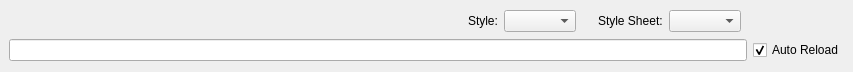
Before: the Qt Designer form Source/SIMPLView/UI_Files/StyleSheetEditor.ui in BlueQuartzSoftware/SIMPLView, drawn with Qt 5.
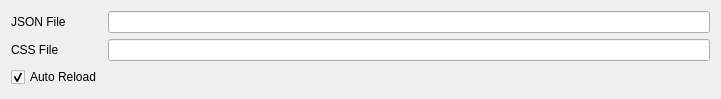
After: the same form once the commit is applied.

Commit message: Improve the StyleSheetEditor dialog to use the 2 files (json and CSS)

Diff of the .ui file:
```diff
--- a/Source/SIMPLView/UI_Files/StyleSheetEditor.ui
+++ b/Source/SIMPLView/UI_Files/StyleSheetEditor.ui
@@ -6,112 +6,43 @@
    <rect>
     <x>0</x>
     <y>0</y>
-    <width>853</width>
-    <height>72</height>
+    <width>721</width>
+    <height>99</height>
    </rect>
   </property>
   <property name="windowTitle">
    <string>Style Editor</string>
   </property>
-  <layout class="QGridLayout">
-   <property name="leftMargin">
-    <number>9</number>
-   </property>
-   <property name="topMargin">
-    <number>9</number>
-   </property>
-   <property name="rightMargin">
-    <number>9</number>
-   </property>
-   <property name="bottomMargin">
-    <number>9</number>
-   </property>
-   <property name="spacing">
-    <number>6</number>
-   </property>
-   <item row="0" column="5">
-    <widget class="QComboBox" name="styleSheetCombo">
-     <property name="currentIndex">
-      <number>-1</number>
-     </property>
-    </widget>
-   </item>
-   <item row="0" column="3">
-    <spacer>
-     <property name="orientation">
-      <enum>Qt::Horizontal</enum>
-     </property>
-     <property name="sizeType">
-      <enum>QSizePolicy::Fixed</enum>
-     </property>
-     <property name="sizeHint" stdset="0">
-      <size>
-       <width>10</width>
-       <height>16</height>
-      </size>
-     </property>
-    </spacer>
-   </item>
-   <item row="0" column="2">
-    <widget class="QComboBox" name="styleCombo">
-     <property name="sizePolicy">
-      <sizepolicy hsizetype="Preferred" vsizetype="Fixed">
-       <horstretch>0</horstretch>
-       <verstretch>0</verstretch>
-      </sizepolicy>
-     </property>
-    </widget>
-   </item>
-   <item row="0" column="1">
-    <widget class="QLabel" name="label_7">
-     <property name="sizePolicy">
-      <sizepolicy hsizetype="Fixed" vsizetype="Preferred">
-       <horstretch>0</horstretch>
-       <verstretch>0</verstretch>
-      </sizepolicy>
-     </property>
-     <property name="text">
-      <string>Style:</string>
-     </property>
-    </widget>
-   </item>
+  <layout class="QGridLayout" name="gridLayout">
    <item row="0" column="0">
-    <spacer>
-     <property name="orientation">
-      <enum>Qt::Horizontal</enum>
+    <widget class="QLabel" name="label_2">
+     <property name="text">
+      <string>JSON File</string>
      </property>
-     <property name="sizeType">
-      <enum>QSizePolicy::MinimumExpanding</enum>
-     </property>
-     <property name="sizeHint" stdset="0">
-      <size>
-       <width>32</width>
-       <height>20</height>
-      </size>
-     </property>
-    </spacer>
+    </widget>
    </item>
-   <item row="0" column="4">
-    <widget class="QLabel" name="label_8">
-     <property name="sizePolicy">
-      <sizepolicy hsizetype="Fixed" vsizetype="Preferred">
-       <horstretch>0</horstretch>
-       <verstretch>0</verstretch>
-      </sizepolicy>
+   <item row="0" column="1">
+    <widget class="QLineEdit" name="jsonFilePath">
+     <property name="text">
+      <string/>
      </property>
+    </widget>
+   </item>
+   <item row="1" column="0">
+    <widget class="QLabel" name="label">
      <property name="text">
-      <string>Style Sheet:</string>
+      <string>CSS File</string>
      </property>
     </widget>
    </item>
-   <item row="1" column="0" colspan="7">
-    <widget class="QLineEdit" name="qssFilePath">
+   <item row="1" column="1">
+    <widget class="QLineEdit" name="cssFilePath">
      <property name="text">
       <string/>
      </property>
     </widget>
    </item>
-   <item row="1" column="7">
+   <item row="2" column="0">
     <widget class="QCheckBox" name="reloadButton">
      <property name="text">
       <string>Auto Reload</string>
```
The commit also changes 3 other files.
